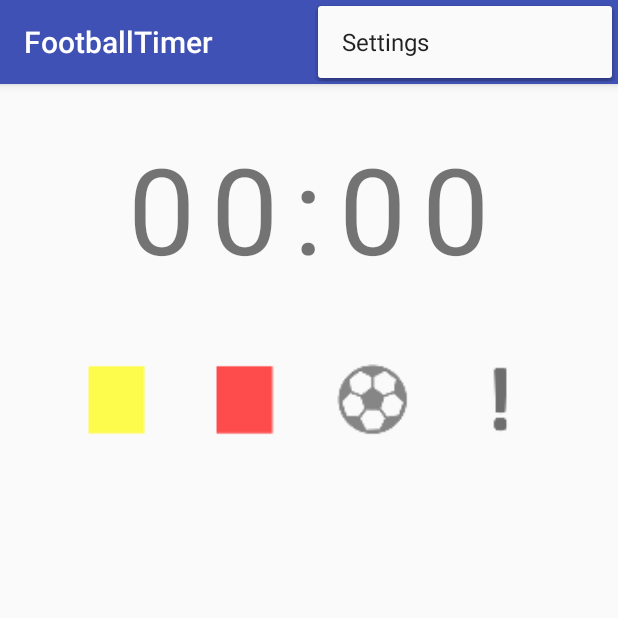
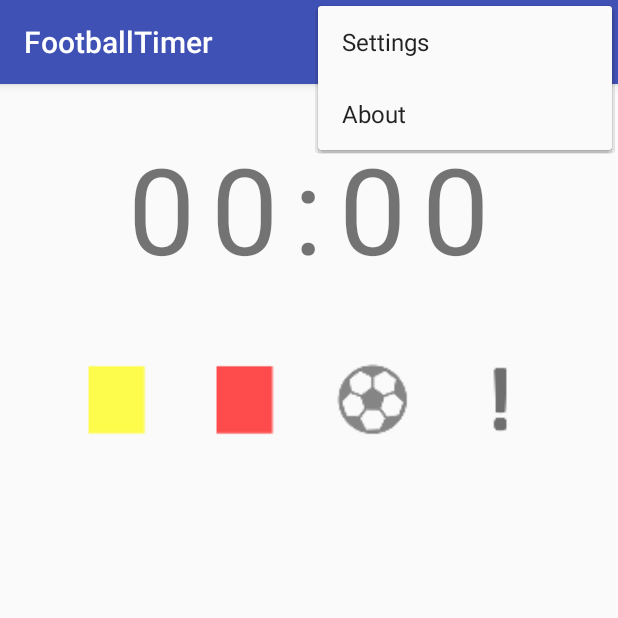
Before and after one commit to LukasPaczos/FootballTimer, an Android app: the screen it shows after launch (MainActivity), with the options menu open, on a phone screen of 412 x 824 dp, the top half of it. Run offline under Robolectric (Android 15) with nearby library versions, the phone set to English and light mode, and no system bars.

```diff
--- a/app/src/main/java/com/lukaspaczos/footballtimer/event/Event.java
+++ b/app/src/main/java/com/lukaspaczos/footballtimer/event/Event.java
@@ -34,6 +34,10 @@ public class Event {
         return msg;
     }
 
+    public void setMsg(String msg) {
+        this.msg = msg;
+    }
+
     public static void setupIcons() {
         iconsMap.put(YELLOW_CARD, R.mipmap.ic_yellow_card);
         iconsMap.put(RED_CARD, R.mipmap.ic_red_card);
--- /dev/null
+++ b/app/src/main/res/menu/menu_event_list.xml
@@ -0,0 +1,11 @@
+<?xml version="1.0" encoding="utf-8"?>
+<menu xmlns:android="http://schemas.android.com/apk/res/android">
+
+    <item
+        android:id="@+id/menu_event_list_edit"
+        android:title="@string/menu_event_list_edit" />
+
+    <item
+        android:id="@+id/menu_event_list_delete"
+        android:title="@string/menu_event_list_delete" />
+</menu>
--- a/app/src/main/res/menu/menu_main.xml
+++ b/app/src/main/res/menu/menu_main.xml
@@ -7,4 +7,9 @@
         android:orderInCategory="100"
         android:title="@string/action_settings"
         app:showAsAction="never" />
+    <item
+        android:id="@+id/action_about"
+        android:orderInCategory="150"
+        android:title="@string/action_about"
+        app:showAsAction="never" />
 </menu>
--- a/app/src/main/res/values/strings.xml
+++ b/app/src/main/res/values/strings.xml
@@ -1,16 +1,24 @@
 <resources>
     <string name="app_name">FootballTimer</string>
     <string name="action_settings">Settings</string>
+    <string name="action_about">About</string>
 
     <string name="start_timer">Start timer?</string>
     <string name="stop_timer">Stop timer?</string>
     <string name="cancel">Cancel</string>
     <string name="yes">Yes</string>
     <string name="add">Add</string>
+    <string name="ok">OK</string>
+    <string name="confirm">Confirm</string>
 
     <string name="dialog_yellow_card_title">Who received yellow card?</string>
     <string name="dialog_red_card_title">Who received red card?</string>
     <string name="dialog_goal_title">Who scored?</string>
     <string name="dialog_other_title">Note</string>
 
+    <string name="menu_event_list_edit">Edit</string>
+    <string name="menu_event_list_delete">Delete</string>
+    <string name="event_edit">Edit event message?</string>
+    <string name="event_delete">Delete event?</string>
+
 </resources>
```
Also changed, not shown: app/src/main/java/com/lukaspaczos/footballtimer/MainActivity.java (+73 -0 lines).
